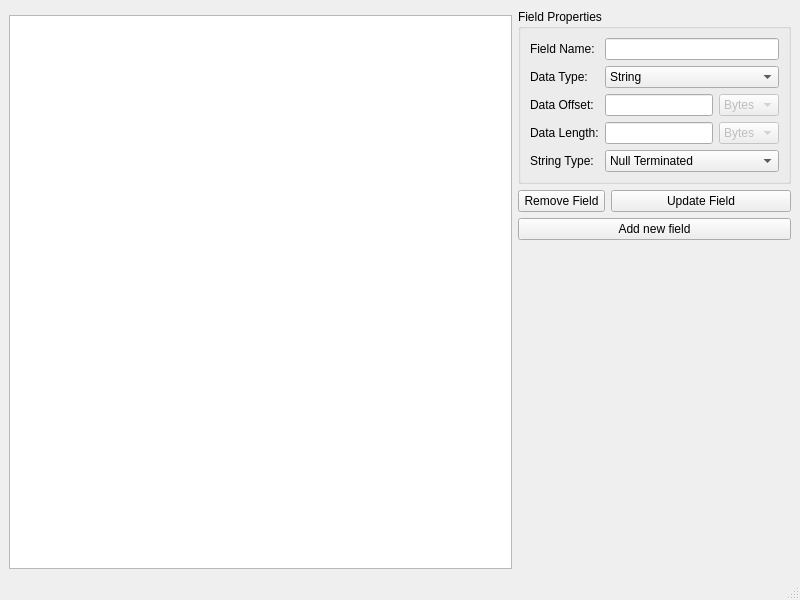
First picture: the form in ui/grammarwindow.ui, repository mcergun/Parsy, before the edit.
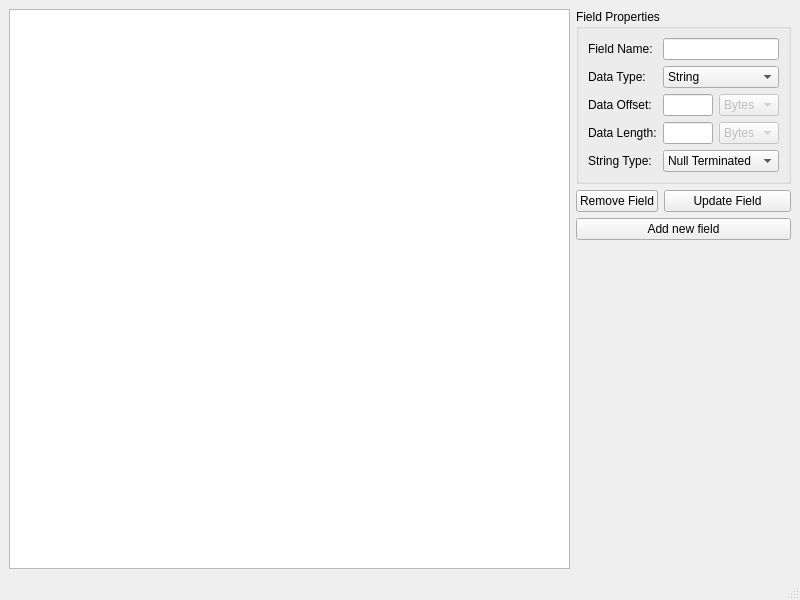
Second picture: the form after the edit.

Patch:
```diff
--- a/ui/grammarwindow.ui
+++ b/ui/grammarwindow.ui
@@ -14,8 +14,8 @@
    <string>MainWindow</string>
   </property>
   <widget class="QWidget" name="centralwidget">
-   <layout class="QGridLayout" name="gridLayout_4">
-    <item row="1" column="0">
+   <layout class="QGridLayout" name="gridLayout_3" columnstretch="3,1">
+    <item row="0" column="0">
      <widget class="QTableView" name="tvEntries">
       <property name="font">
        <font>
@@ -49,8 +49,8 @@
       </attribute>
      </widget>
     </item>
-    <item row="0" column="1" rowspan="2">
-     <layout class="QGridLayout" name="gridLayout" rowstretch="0,0,0,0,0,0,0,0,0,0,0,0,0,0,0,0,0,0,0">
+    <item row="0" column="1">
+     <layout class="QGridLayout" name="gridLayout" rowstretch="0,0,0,0,0,0,0,0,0,0,0,0,0,0,0,0,0,0,0,0">
       <item row="8" column="1" colspan="3">
        <widget class="QPushButton" name="btnNewField">
         <property name="text">
@@ -58,13 +58,6 @@
         </property>
        </widget>
       </item>
-      <item row="7" column="2" colspan="2">
-       <widget class="QPushButton" name="btnUpdateField">
-        <property name="text">
-         <string>Update Field</string>
-        </property>
-       </widget>
-      </item>
       <item row="7" column="1">
        <widget class="QPushButton" name="btnRemoveField">
         <property name="text">
@@ -72,12 +65,22 @@
         </property>
        </widget>
       </item>
+      <item row="7" column="2" colspan="2">
+       <widget class="QPushButton" name="btnUpdateField">
+        <property name="text">
+         <string>Update Field</string>
+        </property>
+       </widget>
+      </item>
       <item row="0" column="1" colspan="3">
        <widget class="QGroupBox" name="groupBox">
         <property name="title">
          <string>Field Properties</string>
         </property>
         <layout class="QGridLayout" name="gridLayout_2">
+         <property name="sizeConstraint">
+          <enum>QLayout::SetMinimumSize</enum>
+         </property>
          <item row="2" column="2">
           <widget class="QComboBox" name="cbEntryOffsetUnit">
            <property name="enabled">
@@ -233,7 +236,7 @@
         </layout>
        </widget>
       </item>
-      <item row="18" column="1" colspan="3">
+      <item row="9" column="1" colspan="3">
        <spacer name="verticalSpacer">
         <property name="orientation">
          <enum>Qt::Vertical</enum>
```
